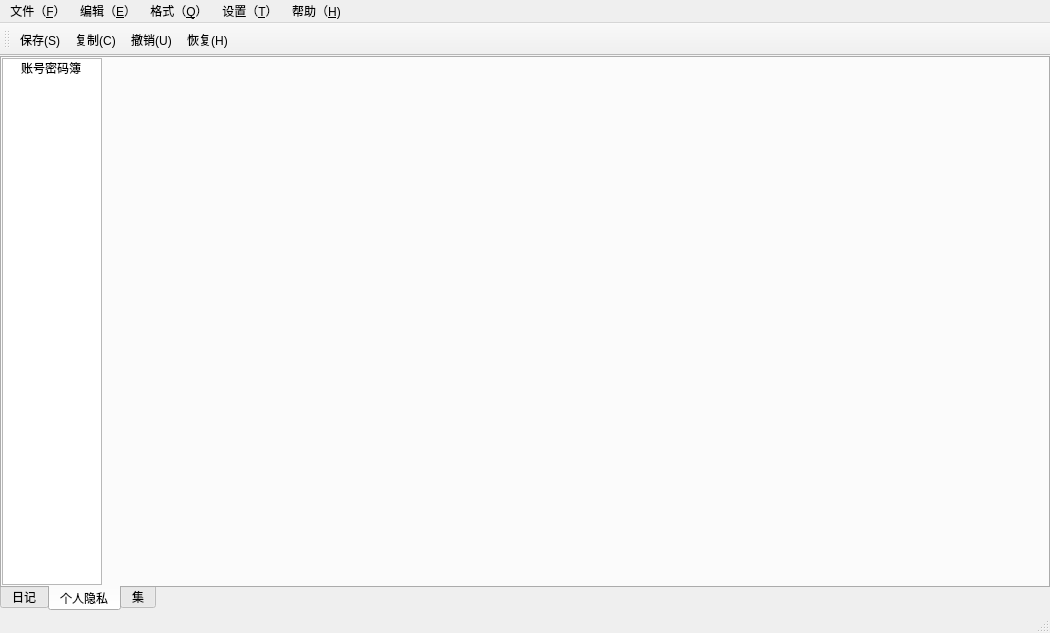
leishengxie/FengZhiHong, file LxDairy/src/DairyMainWindow.ui: the form before one commit.
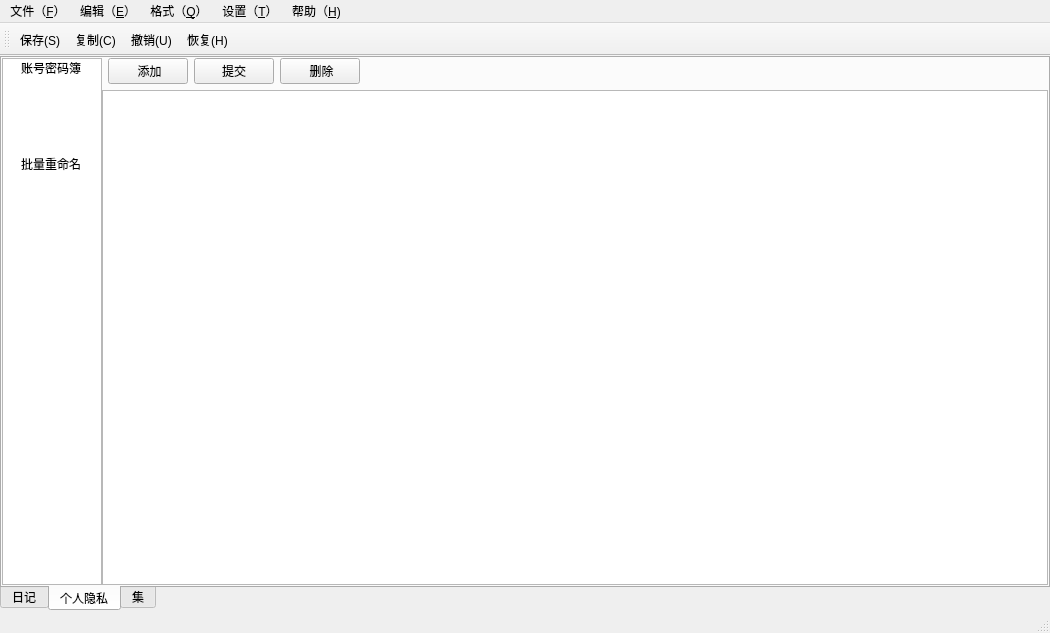
The form after the commit. The open tabs and pages were chosen to show the change. Icons and pictures are not drawn.

Diff of the .ui file:
```diff
--- a/LxDairy/src/DairyMainWindow.ui
+++ b/LxDairy/src/DairyMainWindow.ui
@@ -267,6 +267,11 @@
              <normaloff>:/img/account_passwd.png</normaloff>:/img/account_passwd.png</iconset>
            </property>
           </item>
+          <item>
+           <property name="text">
+            <string>批量重命名</string>
+           </property>
+          </item>
          </widget>
         </item>
         <item>
@@ -331,7 +336,6 @@
             </item>
            </layout>
           </widget>
-          <widget class="QWidget" name="page_2"/>
          </widget>
         </item>
        </layout>
```
Left out of the diff: 4 changed lines with no effect on the pictures.
